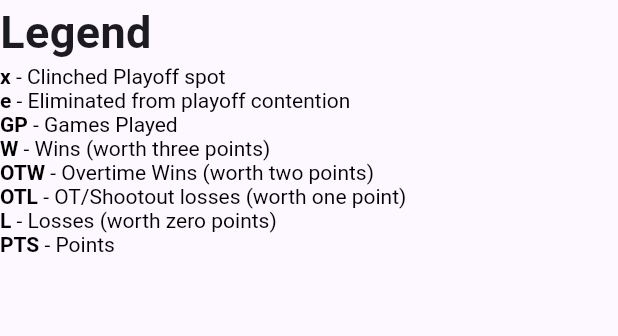
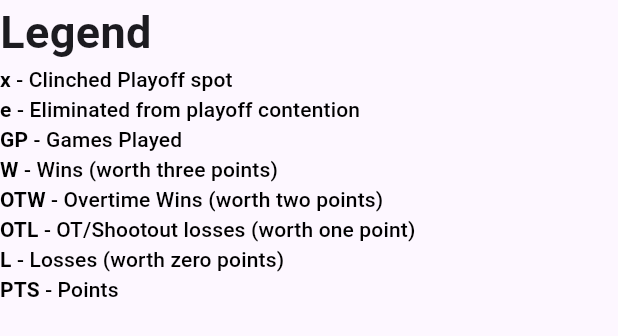
Before and after one commit to smoak/pwhl_flutter, a Flutter app: the StandingsLegendWidget widget shown alone on an empty page, opened directly, on a phone screen of 412 x 824 dp. Shown: the top 336 px of the screen. Run offline on Flutter 3.47's test engine with Material 3 defaults, Android fonts, the phone set to English and light mode, and no system bars; our stand-ins replace flutter_riverpod, freezed_annotation; missing offline and left inert: live_indicator; generated files the repository leaves out were written again; network calls fail.

Commit message:
feat: better dark theme support and fixing team records
* Better dark theme support - the standings legend is now visible
* Fixing team records on schedule and game details screens

```diff
--- a/lib/src/components/standings_legend_widget.dart
+++ b/lib/src/components/standings_legend_widget.dart
@@ -11,84 +11,60 @@ class StandingsLegendWidget extends StatelessWidget {
         style: TextStyle(fontSize: 30, fontWeight: FontWeight.bold),
       ),
       RichText(
-          text: const TextSpan(
-              style: TextStyle(
-                fontSize: 14.0,
-                color: Colors.black,
-              ),
-              children: [
+          text: TextSpan(
+              style: Theme.of(context).primaryTextTheme.labelLarge,
+              children: const [
             TextSpan(text: 'x', style: TextStyle(fontWeight: FontWeight.bold)),
             TextSpan(text: ' - Clinched Playoff spot')
           ])),
       RichText(
-          text: const TextSpan(
-              style: TextStyle(
-                fontSize: 14.0,
-                color: Colors.black,
-              ),
-              children: [
+          text: TextSpan(
+              style: Theme.of(context).primaryTextTheme.labelLarge,
+              children: const [
             TextSpan(text: 'e', style: TextStyle(fontWeight: FontWeight.bold)),
             TextSpan(text: ' - Eliminated from playoff contention')
           ])),
       RichText(
-          text: const TextSpan(
-              style: TextStyle(
-                fontSize: 14.0,
-                color: Colors.black,
-              ),
-              children: [
+          text: TextSpan(
+              style: Theme.of(context).primaryTextTheme.labelLarge,
+              children: const [
             TextSpan(text: 'GP', style: TextStyle(fontWeight: FontWeight.bold)),
             TextSpan(text: ' - Games Played')
           ])),
       RichText(
-          text: const TextSpan(
-              style: TextStyle(
-                fontSize: 14.0,
-                color: Colors.black,
-              ),
-              children: [
+          text: TextSpan(
+              style: Theme.of(context).primaryTextTheme.labelLarge,
+              children: const [
             TextSpan(text: 'W', style: TextStyle(fontWeight: FontWeight.bold)),
             TextSpan(text: ' - Wins (worth three points)')
           ])),
       RichText(
-          text: const TextSpan(
-              style: TextStyle(
-                fontSize: 14.0,
-                color: Colors.black,
-              ),
-              children: [
+          text: TextSpan(
+              style: Theme.of(context).primaryTextTheme.labelLarge,
+              children: const [
             TextSpan(
                 text: 'OTW', style: TextStyle(fontWeight: FontWeight.bold)),
             TextSpan(text: ' - Overtime Wins (worth two points)')
           ])),
       RichText(
-          text: const TextSpan(
-              style: TextStyle(
-                fontSize: 14.0,
-                color: Colors.black,
-              ),
-              children: [
+          text: TextSpan(
+              style: Theme.of(context).primaryTextTheme.labelLarge,
+              children: const [
             TextSpan(
                 text: 'OTL', style: TextStyle(fontWeight: FontWeight.bold)),
             TextSpan(text: ' - OT/Shootout losses (worth one point)')
           ])),
       RichText(
-          text: const TextSpan(
-              style: TextStyle(
-                fontSize: 14.0,
-                color: Colors.black,
-              ),
-              children: [
+          text: TextSpan(
+              style: Theme.of(context).primaryTextTheme.labelLarge,
+              children: const [
             TextSpan(text: 'L', style: TextStyle(fontWeight: FontWeight.bold)),
             TextSpan(text: ' - Losses (worth zero points)')
           ])),
       RichText(
-          text: const TextSpan(
-              style: TextStyle(
-                fontSize: 14.0,
-                color: Colors.black,
-              ),
-              children: [
+          text: TextSpan(
+              style: Theme.of(context).primaryTextTheme.labelLarge,
+              children: const [
             TextSpan(
                 text: 'PTS', style: TextStyle(fontWeight: FontWeight.bold)),
             TextSpan(text: ' - Points')
--- a/lib/src/views/standings_view.dart
+++ b/lib/src/views/standings_view.dart
@@ -19,11 +19,11 @@ class StandingsWidget extends ConsumerWidget {
       const DataColumn(
           label: Text('Team'), headingRowAlignment: MainAxisAlignment.center),
       const DataColumn(label: Center(child: Text('GP'))),
+      const DataColumn(label: Center(child: Text('PTS'))),
       const DataColumn(label: Center(child: Text('W'))),
       const DataColumn(label: Center(child: Text('OTW'))),
       const DataColumn(label: Center(child: Text('OTL'))),
       const DataColumn(label: Center(child: Text('L'))),
-      const DataColumn(label: Center(child: Text('PTS'))),
     ];
   }
 
@@ -49,11 +49,11 @@ class StandingsWidget extends ConsumerWidget {
         _teamName(data),
       ])),
       DataCell(Center(child: Text(data.row.gamesPlayed))),
+      DataCell(Center(child: Text(data.row.points))),
       DataCell(Center(child: Text(data.row.regulationWins))),
       DataCell(Center(child: Text(data.row.nonRegWins))),
       DataCell(Center(child: Text(data.row.nonRegLosses))),
-      DataCell(Center(child: Text(data.row.losses))),
-      DataCell(Center(child: Text(data.row.points)))
+      DataCell(Center(child: Text(data.row.losses)))
     ];
   }
 
```
Also changed, not shown: lib/src/app.dart (+17 -3 lines), lib/src/data/api.dart (added, +112 -0 lines), lib/src/data/normalization/games.dart (+53 -28 lines), lib/src/provider.dart (+14 -100 lines).
